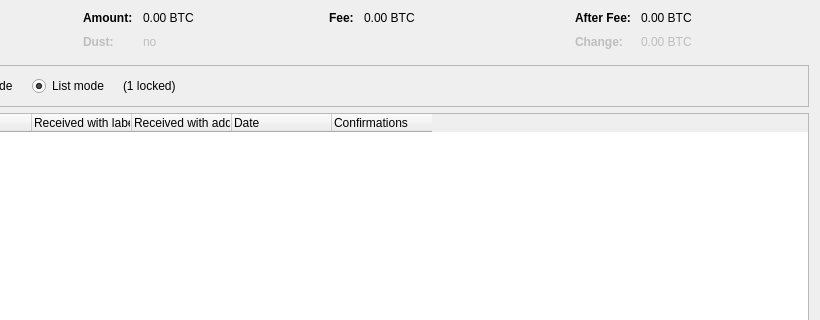
Above: src/qt/forms/coincontroldialog.ui from nezirin777/VIPSTARCOIN_dev before the change; both pictures show x 180 to 1000 and y 0 to 320 of the 1000 by 500 pixel window. Below: the same form after it.
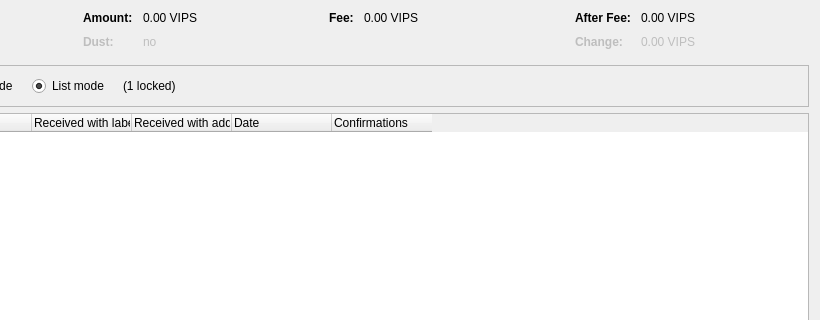
That is the form after the change. Custom widgets are drawn as their Qt base class.

Patch:
```diff
--- a/src/qt/forms/coincontroldialog.ui
+++ b/src/qt/forms/coincontroldialog.ui
@@ -132,7 +132,7 @@
           <enum>Qt::ActionsContextMenu</enum>
          </property>
          <property name="text">
-          <string notr="true">0.00 BTC</string>
+          <string notr="true">0.00 VIPS</string>
          </property>
          <property name="textInteractionFlags">
           <set>Qt::LinksAccessibleByMouse|Qt::TextSelectableByMouse</set>
@@ -212,7 +212,7 @@
           <enum>Qt::ActionsContextMenu</enum>
          </property>
          <property name="text">
-          <string notr="true">0.00 BTC</string>
+          <string notr="true">0.00 VIPS</string>
          </property>
          <property name="textInteractionFlags">
           <set>Qt::LinksAccessibleByMouse|Qt::TextSelectableByMouse</set>
@@ -257,7 +257,7 @@
           <enum>Qt::ActionsContextMenu</enum>
          </property>
          <property name="text">
-          <string notr="true">0.00 BTC</string>
+          <string notr="true">0.00 VIPS</string>
          </property>
          <property name="textInteractionFlags">
           <set>Qt::LinksAccessibleByMouse|Qt::TextSelectableByMouse</set>
@@ -292,7 +292,7 @@
           <enum>Qt::ActionsContextMenu</enum>
          </property>
          <property name="text">
-          <string notr="true">0.00 BTC</string>
+          <string notr="true">0.00 VIPS</string>
          </property>
          <property name="textInteractionFlags">
           <set>Qt::LinksAccessibleByMouse|Qt::TextSelectableByMouse</set>
```
